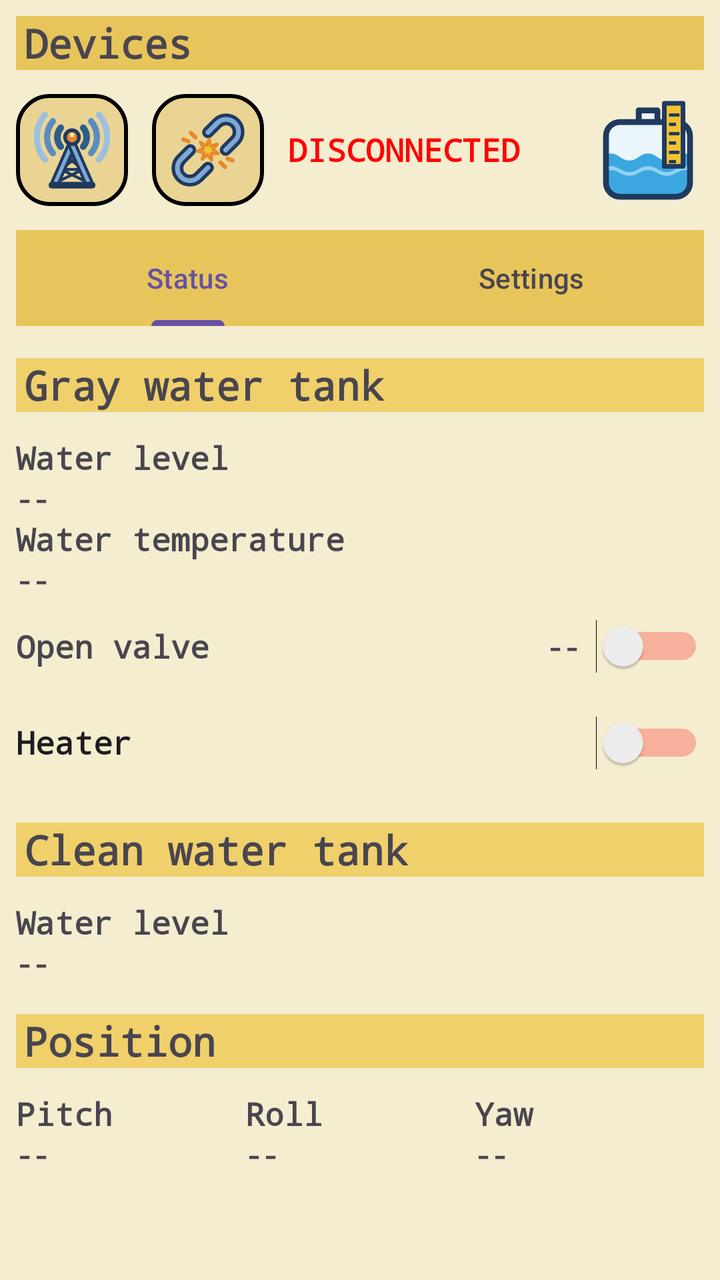
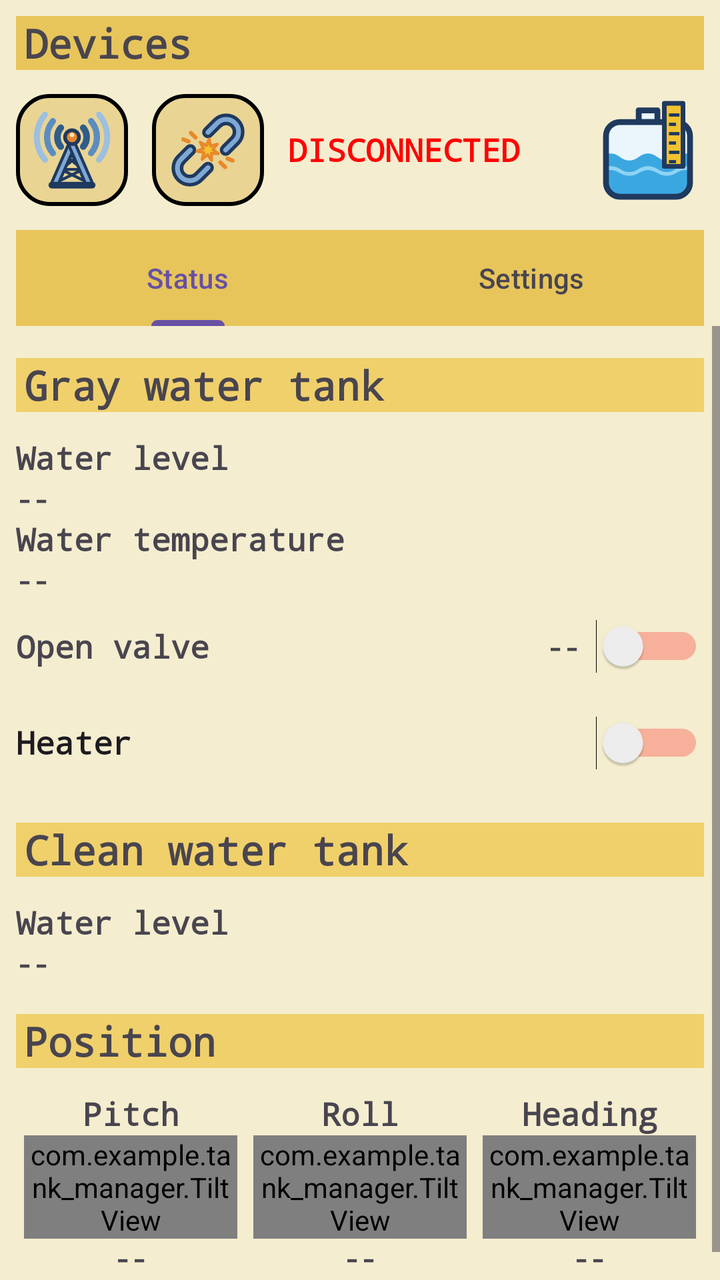

Screens rendered from an Android XML layout before and after an edit, with the pre-edit source and the edit as a unified diff.
<!-- AndroidManifest.xml: application theme Theme.TankManager -->
<!-- res/layout/activity_main.xml -->
<?xml version="1.0" encoding="utf-8"?>
<LinearLayout xmlns:android="http://schemas.android.com/apk/res/android"
    xmlns:app="http://schemas.android.com/apk/res-auto"
    xmlns:tools="http://schemas.android.com/tools"
    android:id="@+id/main"
    android:layout_width="match_parent"
    android:layout_height="match_parent"
    android:background="#F4EDCF"
    android:orientation="vertical"
    tools:context=".MainActivity">

    <LinearLayout
        android:layout_width="match_parent"
        android:layout_height="wrap_content"
        android:layout_marginHorizontal="8dp"
        android:layout_marginTop="8dp"
        android:orientation="vertical">

        <TextView
            style="@style/SectionTitle"
            android:background="#E7C55B"
            android:text="@string/devices" />

        
        <LinearLayout
            android:layout_width="match_parent"
            android:layout_height="wrap_content"
            android:layout_marginVertical="12dp"
            android:gravity="center_vertical"
            android:orientation="horizontal">

            <ImageButton
                android:id="@+id/bluetootl_list_btn"
                android:layout_width="56dp"
                android:layout_height="56dp"
                android:background="@drawable/round_corners"
                android:contentDescription="@string/device_list"
                android:onClick="openBTList"
                android:padding="6dp"
                android:scaleType="fitCenter"
                app:srcCompat="@drawable/ic_devices" />

            <ImageButton
                android:id="@+id/break_connection_btn"
                android:layout_width="56dp"
                android:layout_height="56dp"
                android:layout_marginStart="12dp"
                android:background="@drawable/round_corners"
                android:padding="6dp"
                android:scaleType="fitCenter"
                android:contentDescription="@string/disconnect"
                android:onClick="breakBTConnection"
                app:srcCompat="@drawable/ic_disconnect" />

            <TextView
                android:id="@+id/connection_txt"
                style="@style/Label"
                android:layout_width="0dp"
                android:layout_marginStart="12dp"
                android:layout_weight="1"
                android:text="@string/disconnected"
                android:textColor="#FF0303" />

            <ImageView
                android:layout_width="56dp"
                android:layout_height="56dp"
                android:contentDescription="@string/app_name"
                app:srcCompat="@drawable/ic_logo" />
        </LinearLayout>
    </LinearLayout>

    <com.google.android.material.tabs.TabLayout
        android:id="@+id/tab_layout"
        android:layout_width="match_parent"
        android:layout_height="wrap_content"
        android:layout_marginHorizontal="8dp"
        android:background="#E7C55B">

        <com.google.android.material.tabs.TabItem
            android:layout_width="wrap_content"
            android:layout_height="wrap_content"
            android:text="@string/tab_status" />

        <com.google.android.material.tabs.TabItem
            android:layout_width="wrap_content"
            android:layout_height="wrap_content"
            android:text="@string/tab_settings" />
    </com.google.android.material.tabs.TabLayout>

    <ScrollView
        android:layout_width="match_parent"
        android:layout_height="0dp"
        android:layout_weight="1"
        android:fillViewport="true">

        <FrameLayout
            android:layout_width="match_parent"
            android:layout_height="wrap_content"
            android:paddingHorizontal="8dp"
            android:paddingBottom="16dp">

            <LinearLayout
                android:id="@+id/status_group"
                android:layout_width="match_parent"
                android:layout_height="wrap_content"
                android:orientation="vertical">

                <TextView
                    style="@style/SectionTitle"
                    android:layout_marginTop="16dp"
                    android:text="@string/gray_water_tank" />

                <TextView
                    style="@style/Label"
                    android:layout_marginTop="12dp"
                    android:text="@string/water_level" />

                <TextView
                    android:id="@+id/gray_water_lvl_txt"
                    style="@style/Value"
                    android:text="@string/no_value" />

                <TextView
                    style="@style/Label"
                    android:text="@string/water_temperature" />

                <TextView
                    android:id="@+id/gray_water_lvl_temp"
                    style="@style/Value"
                    android:text="@string/no_value" />

                
                <LinearLayout
                    android:layout_width="match_parent"
                    android:layout_height="48dp"
                    android:gravity="center_vertical"
                    android:orientation="horizontal">

                    <TextView
                        style="@style/Label"
                        android:layout_width="wrap_content"
                        android:labelFor="@id/open_valve_switch"
                        android:text="@string/open_valve" />

                    <TextView
                        android:id="@+id/valve_state_txt"
                        style="@style/Value"
                        android:layout_width="0dp"
                        android:layout_weight="1"
                        android:layout_marginHorizontal="8dp"
                        android:gravity="end"
                        android:text="@string/no_value" />

                    <Switch
                        android:id="@+id/open_valve_switch"
                        android:layout_width="wrap_content"
                        android:layout_height="wrap_content"
                        android:contentDescription="@string/open_valve"
                        android:trackTint="#FF0000" />
                </LinearLayout>

                <Switch
                    android:id="@+id/heate_on_light"
                    style="@style/Label"
                    android:layout_height="48dp"
                    android:clickable="false"
                    android:focusable="false"
                    android:text="@string/heater"
                    android:trackTint="#FF0000" />

                <TextView
                    style="@style/SectionTitle"
                    android:layout_marginTop="16dp"
                    android:text="@string/clean_water_tank" />

                <TextView
                    style="@style/Label"
                    android:layout_marginTop="12dp"
                    android:text="@string/water_level" />

                <TextView
                    android:id="@+id/clean_water_lvl_txt"
                    style="@style/Value"
                    android:text="@string/no_value" />

                <TextView
                    style="@style/SectionTitle"
                    android:layout_marginTop="16dp"
                    android:text="@string/position" />

                <LinearLayout
                    android:layout_width="match_parent"
                    android:layout_height="wrap_content"
                    android:layout_marginTop="12dp"
                    android:baselineAligned="false"
                    android:orientation="horizontal">

                    <LinearLayout
                        android:layout_width="0dp"
                        android:layout_height="wrap_content"
                        android:layout_weight="1"
                        android:orientation="vertical">

                        <TextView
                            style="@style/Label"
                            android:text="@string/pitch" />

                        <TextView
                            android:id="@+id/pitch_num"
                            style="@style/Value"
                            android:text="@string/no_value" />
                    </LinearLayout>

                    <LinearLayout
                        android:layout_width="0dp"
                        android:layout_height="wrap_content"
                        android:layout_weight="1"
                        android:orientation="vertical">

                        <TextView
                            style="@style/Label"
                            android:text="@string/roll" />

                        <TextView
                            android:id="@+id/roll_num"
                            style="@style/Value"
                            android:text="@string/no_value" />
                    </LinearLayout>

                    <LinearLayout
                        android:layout_width="0dp"
                        android:layout_height="wrap_content"
                        android:layout_weight="1"
                        android:orientation="vertical">

                        <TextView
                            style="@style/Label"
                            android:text="@string/yaw" />

                        <TextView
                            android:id="@+id/yaw_num"
                            style="@style/Value"
                            android:text="@string/no_value" />
                    </LinearLayout>
                </LinearLayout>
            </LinearLayout>

            <LinearLayout
                android:id="@+id/settings_layout"
                android:layout_width="match_parent"
                android:layout_height="wrap_content"
                android:orientation="vertical"
                android:visibility="gone">

                <TextView
                    style="@style/SectionTitle"
                    android:layout_marginTop="16dp"
                    android:text="@string/settings_gray_tank" />

                <Switch
                    android:id="@+id/buzzer_switch"
                    style="@style/Label"
                    android:layout_height="48dp"
                    android:text="@string/settings_buzzer" />

                <TextView
                    android:id="@+id/gray_threshold_label"
                    style="@style/Label"
                    android:layout_marginTop="8dp" />

                <SeekBar
                    android:id="@+id/gray_threshold_seek"
                    android:layout_width="match_parent"
                    android:layout_height="48dp"
                    android:max="10" />

                <TextView
                    style="@style/SectionTitle"
                    android:layout_marginTop="16dp"
                    android:text="@string/settings_heating" />

                <Switch
                    android:id="@+id/auto_heating_switch"
                    style="@style/Label"
                    android:layout_height="48dp"
                    android:text="@string/settings_auto_heating" />

                <TextView
                    android:id="@+id/heating_threshold_label"
                    style="@style/Label"
                    android:layout_marginTop="8dp" />

                <SeekBar
                    android:id="@+id/heating_threshold_seek"
                    android:layout_width="match_parent"
                    android:layout_height="48dp"
                    android:max="4" />
            </LinearLayout>
        </FrameLayout>
    </ScrollView>
</LinearLayout>
<!-- resources referenced by this layout -->
<resources>
  <!-- drawable ic_devices: vector/xml drawable (drawable, 3380 chars, omitted) -->
  <!-- drawable ic_disconnect: vector/xml drawable (drawable, 2119 chars, omitted) -->
  <!-- drawable ic_logo: vector/xml drawable (drawable, 3000 chars, omitted) -->
  <!-- drawable round_corners (drawable) -->
  <?xml version="1.0" encoding="utf-8"?>
  <shape xmlns:android="http://schemas.android.com/apk/res/android">
      <solid android:color="#E9D494" />
      <corners android:radius="16dp" />
      <stroke android:width="2dp" />
  
  </shape>
  <string name="app_name">Tank Manager</string>
  <string name="clean_water_tank">Clean water tank</string>
  <string name="device_list">Bluetooth devices</string>
  <string name="devices">Devices</string>
  <string name="disconnect">Disconnect</string>
  <string name="disconnected">DISCONNECTED</string>
  <string name="gray_water_tank">Gray water tank</string>
  <string name="heater">Heater</string>
  <string name="no_value">--</string>
  <string name="open_valve">Open valve</string>
  <string name="pitch">Pitch</string>
  <string name="position">Position</string>
  <string name="roll">Roll</string>
  <string name="settings_auto_heating">Auto-heating</string>
  <string name="settings_buzzer">Buzzer alarm</string>
  <string name="settings_gray_tank">Gray water tank</string>
  <string name="settings_heating">Heating</string>
  <string name="tab_settings">Settings</string>
  <string name="tab_status">Status</string>
  <string name="water_level">Water level</string>
  <string name="water_temperature">Water temperature</string>
  <string name="yaw">Yaw</string>
  <style name="Label">
          <item name="android:layout_width">match_parent</item>
          <item name="android:layout_height">wrap_content</item>
          <item name="android:fontFamily">monospace</item>
          <item name="android:textSize">16sp</item>
          <item name="android:textStyle">bold</item>
      </style>
  <style name="SectionTitle">
          <item name="android:layout_width">match_parent</item>
          <item name="android:layout_height">wrap_content</item>
          <item name="android:background">#F0D06B</item>
          <item name="android:fontFamily">monospace</item>
          <item name="android:textSize">20sp</item>
          <item name="android:textStyle">bold</item>
          <item name="android:paddingStart">4dp</item>
          <item name="android:paddingEnd">4dp</item>
      </style>
  <style name="Value">
          <item name="android:layout_width">match_parent</item>
          <item name="android:layout_height">wrap_content</item>
          <item name="android:fontFamily">monospace</item>
          <item name="android:textSize">14sp</item>
          <item name="android:textStyle">bold</item>
      </style>
  <style name="Theme.TankManager" parent="Base.Theme.TankManager" />
  <style name="Base.Theme.TankManager" parent="Theme.Material3.Light.NoActionBar" />
</resources>

<!-- the commit's change to res/layout/activity_main.xml (unified diff, before → after) -->
@@ -203,11 +203,20 @@
 
                         <TextView
                             style="@style/Label"
+                            android:gravity="center"
                             android:text="@string/pitch" />
+
+                        <com.example.tank_manager.TiltView
+                            android:id="@+id/pitch_view"
+                            android:layout_width="match_parent"
+                            android:layout_height="wrap_content"
+                            android:layout_marginHorizontal="4dp"
+                            app:tiltMode="pitch" />
 
                         <TextView
                             android:id="@+id/pitch_num"
                             style="@style/Value"
+                            android:gravity="center"
                             android:text="@string/no_value" />
                     </LinearLayout>
 
@@ -219,11 +228,20 @@
 
                         <TextView
                             style="@style/Label"
+                            android:gravity="center"
                             android:text="@string/roll" />
+
+                        <com.example.tank_manager.TiltView
+                            android:id="@+id/roll_view"
+                            android:layout_width="match_parent"
+                            android:layout_height="wrap_content"
+                            android:layout_marginHorizontal="4dp"
+                            app:tiltMode="roll" />
 
                         <TextView
                             android:id="@+id/roll_num"
                             style="@style/Value"
+                            android:gravity="center"
                             android:text="@string/no_value" />
                     </LinearLayout>
 
@@ -235,11 +253,20 @@
 
                         <TextView
                             style="@style/Label"
-                            android:text="@string/yaw" />
+                            android:gravity="center"
+                            android:text="@string/heading" />
+
+                        <com.example.tank_manager.TiltView
+                            android:id="@+id/heading_view"
+                            android:layout_width="match_parent"
+                            android:layout_height="wrap_content"
+                            android:layout_marginHorizontal="4dp"
+                            app:tiltMode="heading" />
 
                         <TextView
                             android:id="@+id/yaw_num"
                             style="@style/Value"
+                            android:gravity="center"
                             android:text="@string/no_value" />
                     </LinearLayout>
                 </LinearLayout>
<!-- resource entries referenced after the edit -->
@@ -18,6 +18,7 @@
   <string name="disconnect">Disconnect</string>
   <string name="disconnected">DISCONNECTED</string>
   <string name="gray_water_tank">Gray water tank</string>
+  <string name="heading">Heading</string>
   <string name="heater">Heater</string>
   <string name="no_value">--</string>
   <string name="open_valve">Open valve</string>
@@ -32,7 +33,6 @@
   <string name="tab_status">Status</string>
   <string name="water_level">Water level</string>
   <string name="water_temperature">Water temperature</string>
-  <string name="yaw">Yaw</string>
   <style name="Label">
           <item name="android:layout_width">match_parent</item>
           <item name="android:layout_height">wrap_content</item>
